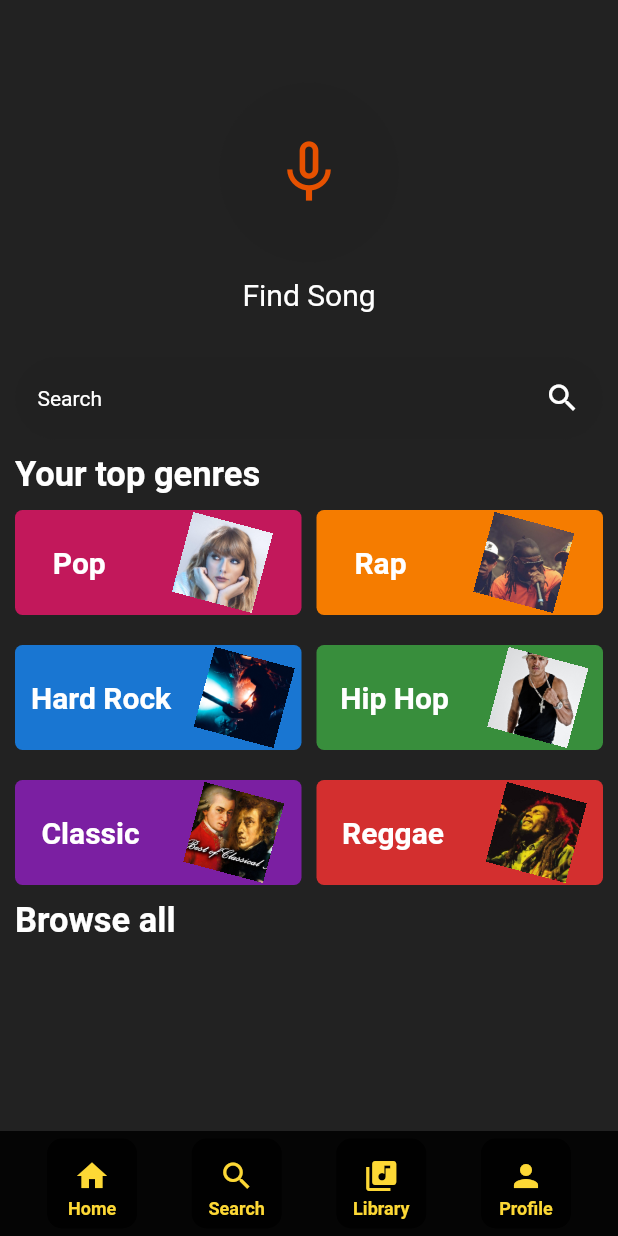
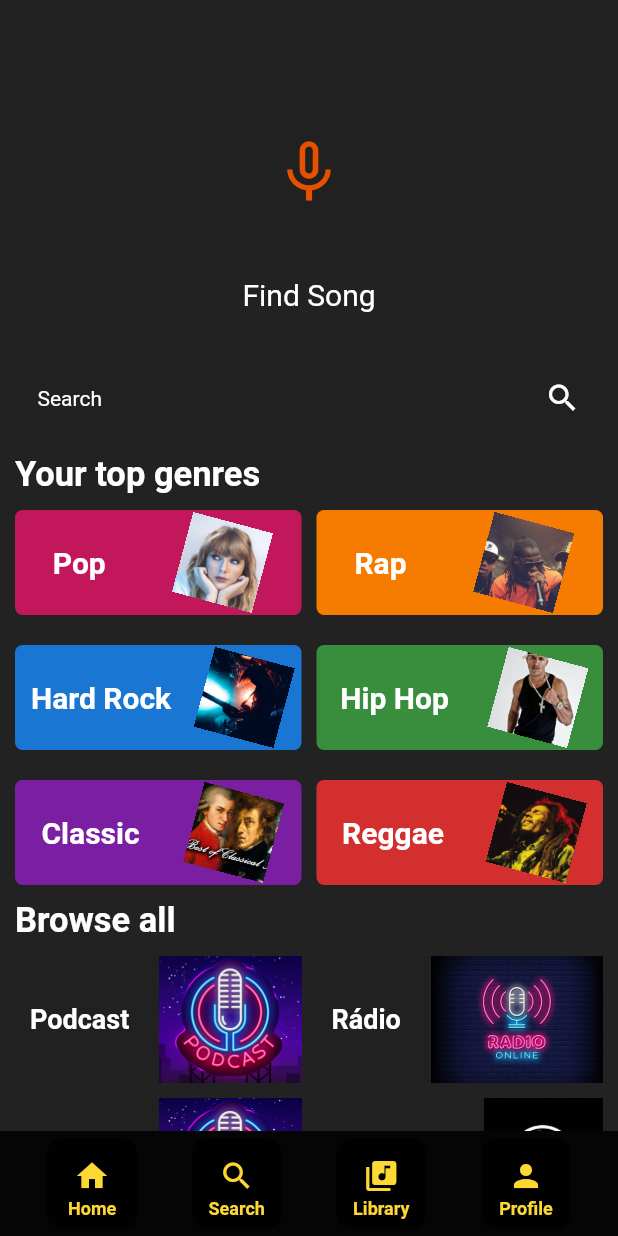
Before and after one commit to tecrodrigocastro/musicapp, a Flutter app: the screen it shows after launch, item 2 of the bottom bar chosen, on a phone screen of 412 x 824 dp. Run offline on Flutter 3.47's test engine with Material 2 defaults, Android fonts, the phone set to English and light mode, and no system bars.

Commit message:
Search screen OK

```diff
--- a/lib/screens/search_screen.dart
+++ b/lib/screens/search_screen.dart
@@ -1,5 +1,6 @@
 import 'package:flutter/material.dart';
 import 'package:orbe_music/utils/color.dart';
+import 'package:orbe_music/widgets/browse_all.dart';
 import 'package:orbe_music/widgets/nav_bar.dart';
 import 'package:orbe_music/widgets/top_genres.dart';
 
@@ -170,6 +171,33 @@ class SearchScreen extends StatelessWidget {
                   fontWeight: FontWeight.bold),
             ),
             SizedBox(height: 10),
+            Row(
+              children: [
+                Expanded(
+                  child: browserAll(context, "Podcast", "images/Podcast.jpg"),
+                ),
+                SizedBox(
+                  width: 10,
+                ),
+                Expanded(
+                  child: browserAll(context, "Rádio", "images/radio.jpg"),
+                ),
+              ],
+            ),
+            SizedBox(height: 10),
+            Row(
+              children: [
+                Expanded(
+                  child: browserAll(context, "Podcast", "images/Podcast.jpg"),
+                ),
+                SizedBox(
+                  width: 10,
+                ),
+                Expanded(
+                  child: browserAll(context, "Car music", "images/car.jpg"),
+                ),
+              ],
+            ),
           ],
         ),
       ),
--- /dev/null
+++ b/lib/widgets/browse_all.dart
@@ -0,0 +1,47 @@
+import 'package:flutter/material.dart';
+import 'package:orbe_music/utils/color.dart';
+
+Widget browserAll(context, String title, String img) {
+  return Container(
+    height: 85,
+    width: MediaQuery.of(context).size.width / 2,
+    decoration: BoxDecoration(
+        color: Colors.grey[900], borderRadius: BorderRadius.circular(7)),
+    child: Row(
+      mainAxisAlignment: MainAxisAlignment.spaceAround,
+      children: [
+        Column(
+          mainAxisAlignment: MainAxisAlignment.center,
+          children: [
+            Padding(
+              padding: const EdgeInsets.only(left: 10),
+              child: Text(
+                title,
+                style: TextStyle(
+                  color: Colors.white,
+                  fontSize: 18,
+                  fontWeight: FontWeight.bold,
+                ),
+              ),
+            ),
+          ],
+        ),
+        SizedBox(
+          width: 20,
+        ),
+        Expanded(
+          child: Container(
+            width: MediaQuery.of(context).size.width / 4,
+            height: 90,
+            decoration: BoxDecoration(
+              image: DecorationImage(
+                fit: BoxFit.cover,
+                image: AssetImage(img),
+              ),
+            ),
+          ),
+        ),
+      ],
+    ),
+  );
+}
```
Also changed, not shown: images/Podcast.jpg (added), images/car.jpg (added), images/radio.jpg (added).
